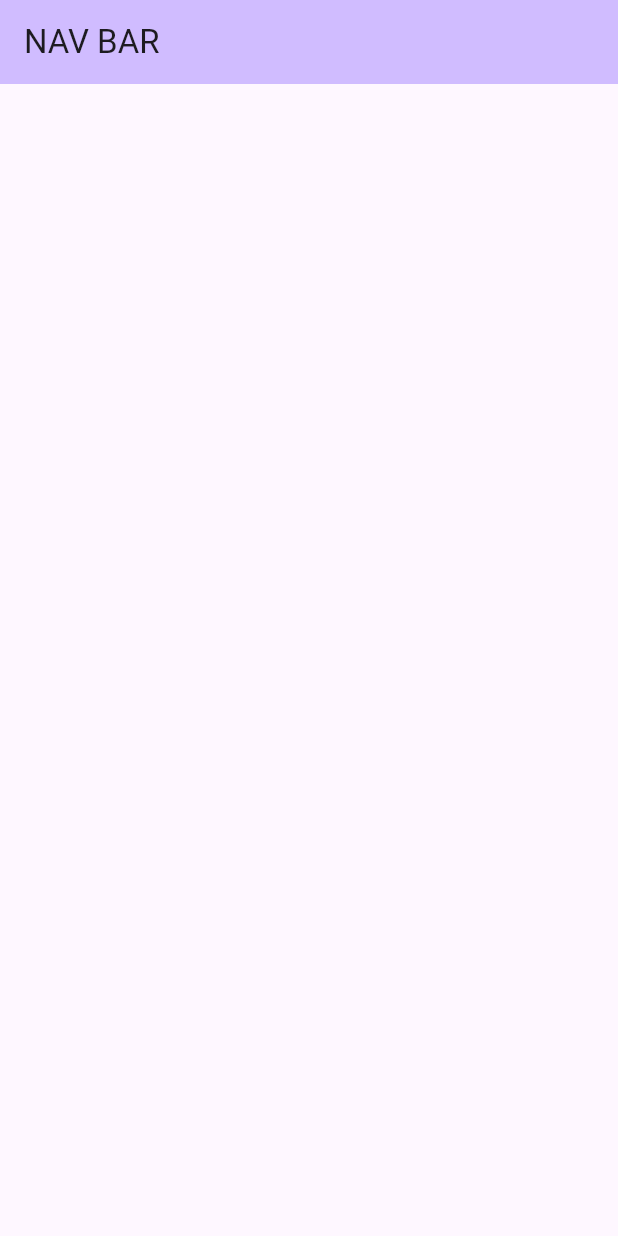
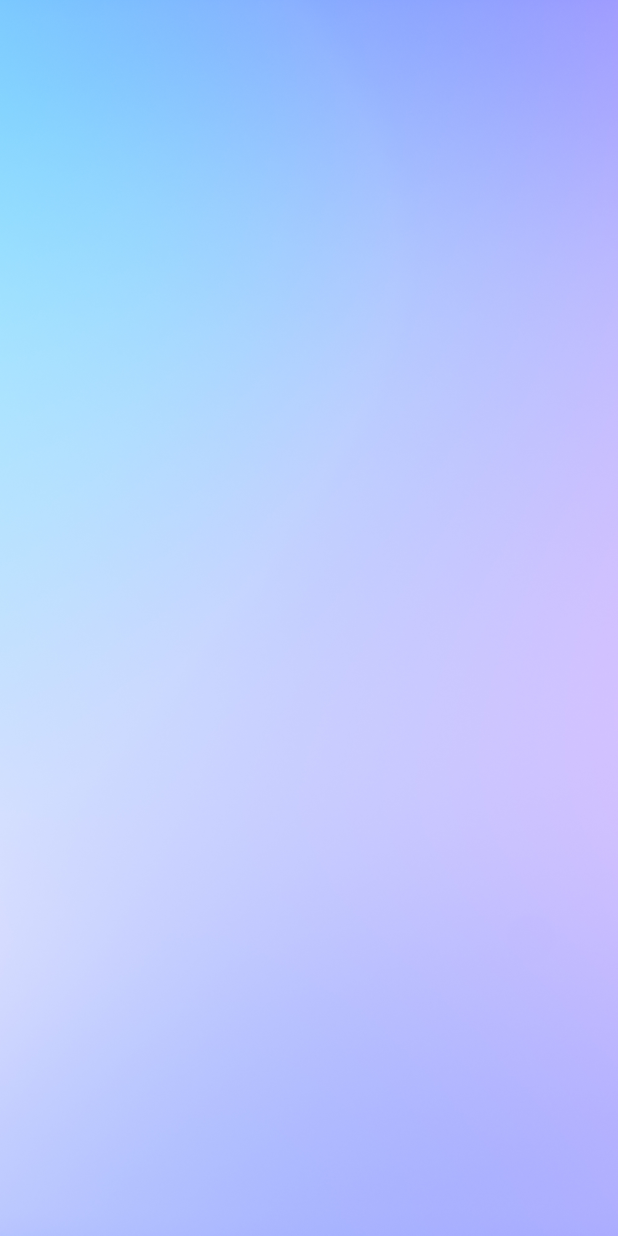
Before and after one commit to RodolfoBorri/flutter-login-weather-app, a Flutter app: the screen it shows after launch, on a phone screen of 412 x 824 dp. Run offline on Flutter 3.47's test engine with Material 3 defaults, Android fonts, the phone set to English and light mode, and no system bars; our stand-ins replace go_router.

Commit message:
Creating assets folder and adding image to it and adding it to login page

```diff
--- a/flutter_login_weather_app/lib/login_page.dart
+++ b/flutter_login_weather_app/lib/login_page.dart
@@ -11,17 +11,16 @@ class _LoginPageState extends State<LoginPage> {
 
   @override
   Widget build(BuildContext context) {
-
     return Scaffold(
-      appBar: AppBar(
-        backgroundColor: Theme.of(context).colorScheme.inversePrimary,
-        title: Text('NAV BAR'),
-      ),
-      body: Center(
-        child: Column(
-          mainAxisAlignment: MainAxisAlignment.center,
+      body: Container(
+        decoration: BoxDecoration(
+          image: DecorationImage(
+            image: AssetImage("assets/images/login-background.jpg"),
+            fit: BoxFit.cover,
+          ),
         ),
-      ),
+        child: null /* add child content here */,
+      )
     );
   }
 }
--- a/flutter_login_weather_app/pubspec.yaml
+++ b/flutter_login_weather_app/pubspec.yaml
@@ -18,3 +18,5 @@ dev_dependencies:
 
 flutter:
   uses-material-design: true
+  assets:
+    - assets/images/
```
Also changed, not shown: flutter_login_weather_app/assets/images/login-background.jpg (added).
